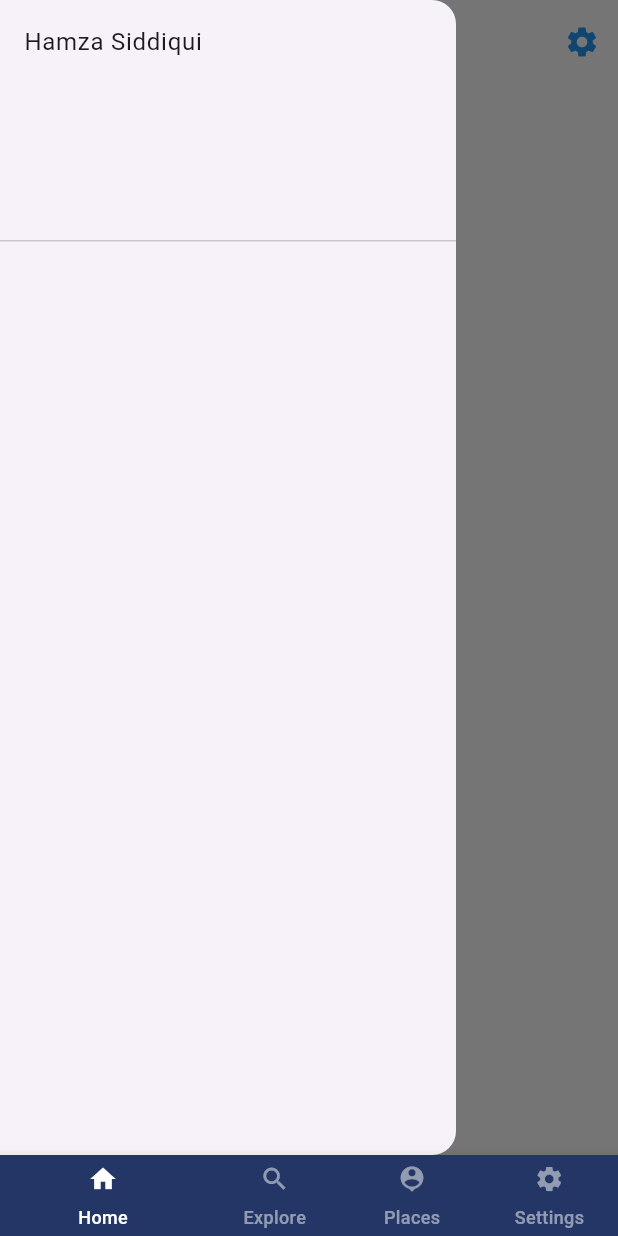
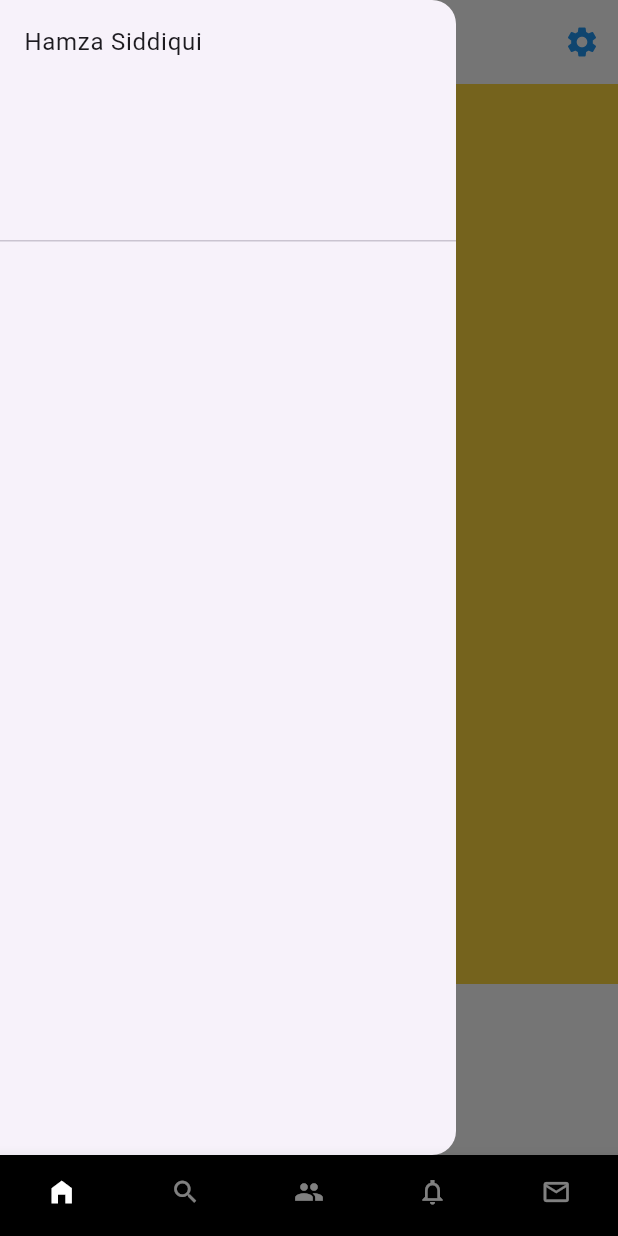
Before and after one commit to hamzasiddiqui97/twitter_clone_flutter, a Flutter app: the screen it shows after launch, with the side drawer open, on a phone screen of 412 x 824 dp. Run offline on Flutter 3.47's test engine with Material 3 defaults, Android fonts, the phone set to English and light mode, and no system bars; our stand-ins replace get; Roboto replaces fonts that are missing (ComicNeue).

Commit message:
nav bar working wrapped with OBX

```diff
--- a/lib/controllers/bottom_nav_controller.dart
+++ b/lib/controllers/bottom_nav_controller.dart
@@ -6,14 +6,4 @@ class BottomNavIndexController extends GetxController {
   void updatePageIndex(int index) {
     currentIndex.value = index;
   }
-
-  @override
-  void onInit() {
-    super.onInit();
-  }
-
-  @override
-  void dispose() {
-    super.dispose();
-  }
 }
--- a/lib/main.dart
+++ b/lib/main.dart
@@ -1,7 +1,6 @@
 import 'package:flutter/material.dart';
 import 'package:get/get.dart';
 import 'package:twitter_clone/constants/constants.dart';
-import 'package:twitter_clone/screens/home_page.dart';
 import 'package:twitter_clone/screens/navigation_page.dart';
 
 void main() {
--- a/lib/screens/home_page.dart
+++ b/lib/screens/home_page.dart
@@ -1,11 +1,5 @@
 import 'package:flutter/material.dart';
-import 'package:get_storage/get_storage.dart';
-import 'package:twitter_clone/controllers/bottom_nav_controller.dart';
 import 'package:twitter_clone/controllers/theme_controller.dart';
-import 'package:twitter_clone/screens/communities_page.dart';
-import 'package:twitter_clone/screens/messages_page.dart';
-import 'package:twitter_clone/screens/notifications_page.dart';
-import 'package:twitter_clone/screens/search_page.dart';
 import 'package:twitter_clone/screens/settings_page.dart';
 import 'package:twitter_clone/widgets/custom_drawer.dart';
 import 'package:get/get.dart';
@@ -32,6 +26,10 @@ class MyHomePage extends StatelessWidget {
         ],
       ),
       drawer: const CustomAppDrawer(),
+      body: Container(
+        color: Colors.amberAccent,
+        height: 600,
+      ),
     );
   }
 }
--- a/lib/screens/navigation_page.dart
+++ b/lib/screens/navigation_page.dart
@@ -1,15 +1,12 @@
 import 'package:flutter/material.dart';
-import 'package:get_storage/get_storage.dart';
 import 'package:twitter_clone/controllers/bottom_nav_controller.dart';
-import 'package:twitter_clone/controllers/theme_controller.dart';
 import 'package:twitter_clone/screens/communities_page.dart';
 import 'package:twitter_clone/screens/home_page.dart';
 import 'package:twitter_clone/screens/messages_page.dart';
 import 'package:twitter_clone/screens/notifications_page.dart';
 import 'package:twitter_clone/screens/search_page.dart';
-import 'package:twitter_clone/screens/settings_page.dart';
+import 'package:get/get.dart';
 import 'package:twitter_clone/widgets/custom_drawer.dart';
-import 'package:get/get.dart';
 
 class NavigationBottomApp extends StatelessWidget {
   NavigationBottomApp({super.key});
@@ -27,63 +24,60 @@ class NavigationBottomApp extends StatelessWidget {
 
   buildBottomNavigationMenu(context, bottomNavIndexController) {
     return Obx(() => MediaQuery(
-        data: MediaQuery.of(context).copyWith(textScaleFactor: 1.0),
+        data: MediaQuery.of(context).copyWith(textScaleFactor: 2.0),
         child: SizedBox(
           height: 54,
           child: BottomNavigationBar(
-            showUnselectedLabels: true,
-            showSelectedLabels: true,
+            type: BottomNavigationBarType.fixed,
+            showUnselectedLabels: false,
+            showSelectedLabels: false,
             onTap: bottomNavIndexController.updatePageIndex,
             currentIndex: bottomNavIndexController.currentIndex.value,
-            backgroundColor: const Color.fromRGBO(36, 54, 101, 1.0),
+            backgroundColor: Colors.black,
             unselectedItemColor: Colors.white.withOpacity(0.5),
             selectedItemColor: Colors.white,
             unselectedLabelStyle: unselectedLabelStyle,
             selectedLabelStyle: selectedLabelStyle,
-            items: [
+            items: const [
               BottomNavigationBarItem(
-                icon: Container(
-                  margin: const EdgeInsets.only(bottom: 7),
-                  child: const Icon(
-                    Icons.home,
+                icon: Icon(
+                  Icons.home_filled,
                   size: 20.0,
                 ),
-                ),
                 label: 'Home',
-                backgroundColor: const Color.fromRGBO(36, 54, 101, 1.0),
+                backgroundColor: Colors.black,
               ),
               BottomNavigationBarItem(
-                icon: Container(
-                  margin: const EdgeInsets.only(bottom: 7),
-                  child: const Icon(
+                icon: Icon(
                   Icons.search,
                   size: 20.0,
                 ),
-                ),
-                label: 'Explore',
-                backgroundColor: const Color.fromRGBO(36, 54, 101, 1.0),
+                label: 'Search',
+                backgroundColor: Colors.black,
               ),
               BottomNavigationBarItem(
-                icon: Container(
-                  margin: const EdgeInsets.only(bottom: 7),
-                  child: const Icon(
-                    Icons.location_history,
+                icon: Icon(
+                  Icons.people,
                   size: 20.0,
                 ),
-                ),
-                label: 'Places',
-                backgroundColor: const Color.fromRGBO(36, 54, 101, 1.0),
+                label: 'communities',
+                backgroundColor: Colors.black,
               ),
               BottomNavigationBarItem(
-                icon: Container(
-                  margin: const EdgeInsets.only(bottom: 7),
-                  child: const Icon(
-                    Icons.settings,
+                icon: Icon(
+                  Icons.notifications_none_sharp,
                   size: 20.0,
                 ),
+                label: 'notifications',
+                backgroundColor: Colors.black,
               ),
-                label: 'Settings',
-                backgroundColor: const Color.fromRGBO(36, 54, 101, 1.0),
+              BottomNavigationBarItem(
+                icon: Icon(
+                  Icons.mail_outline,
+                  size: 20.0,
+                ),
+                label: 'messages',
+                backgroundColor: Colors.black,
               ),
             ],
           ),
@@ -93,7 +87,7 @@ class NavigationBottomApp extends StatelessWidget {
   @override
   Widget build(BuildContext context) {
     return Scaffold(
-      body: IndexedStack(
+      body: Obx(() => IndexedStack(
             index: bottomNavIndexController.currentIndex.value,
             children: const [
               MyHomePage(),
@@ -102,7 +96,7 @@ class NavigationBottomApp extends StatelessWidget {
               CommunitiesPage(),
               MessagesPage(),
             ],
-      ),
+          )),
       bottomNavigationBar:
           buildBottomNavigationMenu(context, bottomNavIndexController),
     );
```
Lines whose indentation alone changed are shown as unchanged.
